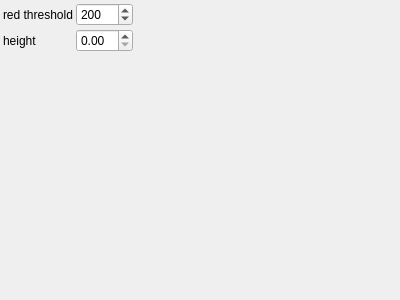
First picture: the form in applications/scanner/ui/scannerParametersControlWidget.ui, repository PimenovAlexander/corecvs, before the edit.
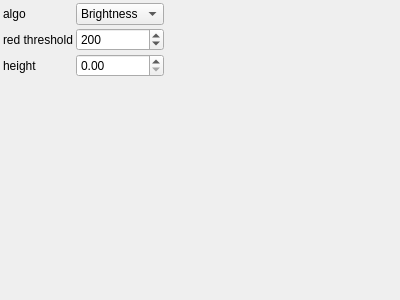
Second picture: the form after the edit.

The edit to the form file:
```diff
--- a/applications/scanner/ui/scannerParametersControlWidget.ui
+++ b/applications/scanner/ui/scannerParametersControlWidget.ui
@@ -23,11 +23,38 @@
     <item row="0" column="0">
      <widget class="QLabel" name="label_0">
        <property name="text">
-         <string>red threshold</string>
+         <string>algo</string>
        </property>
      </widget>
     </item>
     <item row="0" column="1">
+     <widget class="QComboBox" name="algoComboBox">
+       <property name="currentIndex">
+         <number>0</number>
+       </property>
+       <item>
+        <property name="text">
+         <string>Brightness</string>
+        </property>
+       </item>
+       <item>
+        <property name="text">
+         <string>Hue</string>
+        </property>
+       </item>
+       <property name="toolTip">
+         <string>algo</string>
+       </property>
+     </widget>
+    </item>
+    <item row="1" column="0">
+     <widget class="QLabel" name="label_1">
+       <property name="text">
+         <string>red threshold</string>
+       </property>
+     </widget>
+    </item>
+    <item row="1" column="1">
      <widget class="QSpinBox" name="redThresholdSpinBox">
        <property name="toolTip">
          <string>red threshold</string>
@@ -46,21 +73,21 @@
        </property>
      </widget>
     </item>
-    <item row="1" column="0">
-     <widget class="QLabel" name="label_1">
+    <item row="2" column="0">
+     <widget class="QLabel" name="label_2">
        <property name="text">
          <string>height</string>
        </property>
      </widget>
     </item>
-    <item row="1" column="1">
+    <item row="2" column="1">
      <widget class="QDoubleSpinBox" name="heightSpinBox">
        <property name="toolTip">
          <string>height</string>
        </property>
      </widget>
     </item>
-   <item row="2" column="0">
+   <item row="3" column="0">
     <spacer name="verticalSpacer">
      <property name="orientation">
       <enum>Qt::Vertical</enum>
@@ -73,7 +100,7 @@
      </property>
     </spacer>
    </item>
-   <item row="2" column="2">
+   <item row="3" column="2">
     <spacer name="horizontalSpacer">
      <property name="orientation">
       <enum>Qt::Horizontal</enum>
```
Left out of the diff: 6 changed lines with no effect on the pictures.
